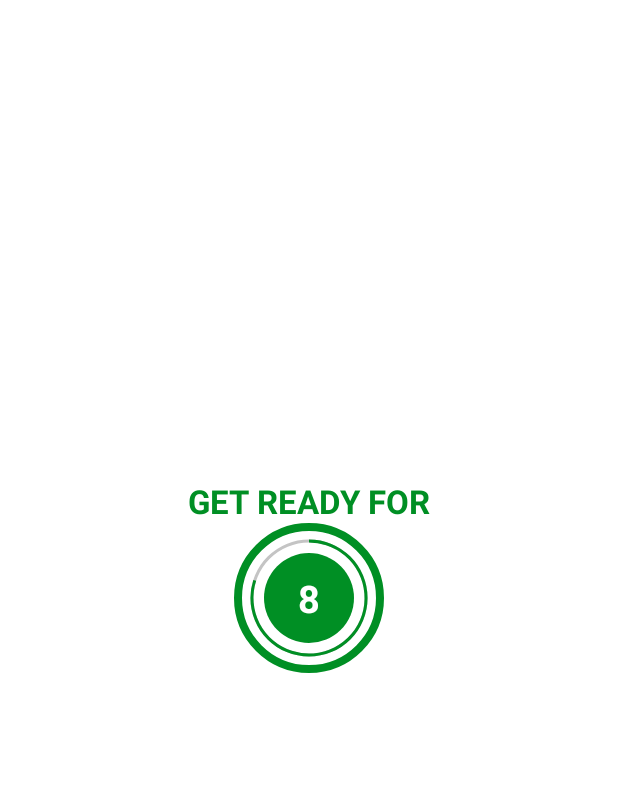
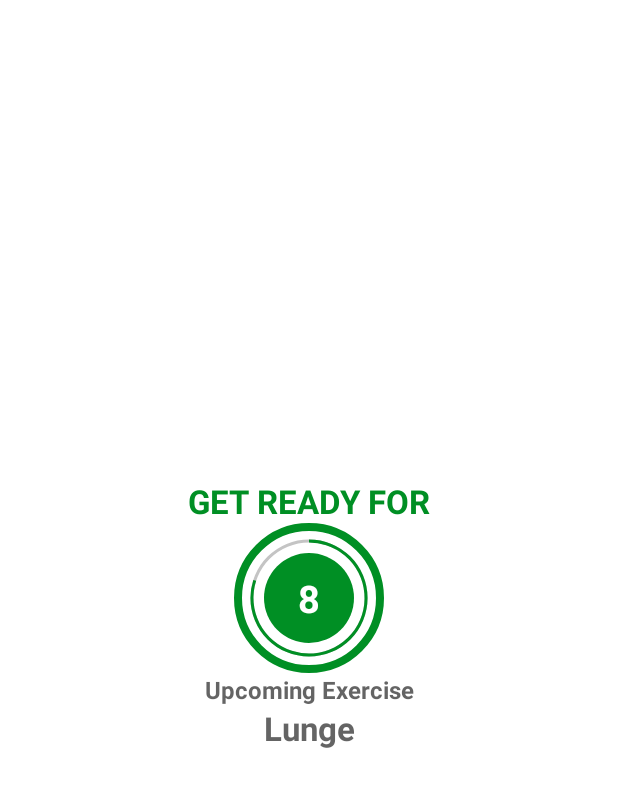
Before and after one commit to krishna723/7MinutesWorkout, an Android app: the ExerciseActivity screen opened directly, with no data from a screen before it, on a phone screen of 412 x 824 dp, the part 62-869 px from its top. Run offline under Robolectric (Android 15) with nearby library versions, the phone set to English and light mode, and no system bars.

Commit message:
new Change

```diff
--- /dev/null
+++ b/app/src/main/java/com/example/a7minutesworkout/Constants.kt
@@ -0,0 +1,86 @@
+package com.example.a7minutesworkout
+
+object Constants {
+
+    fun defaultExerciseList(): ArrayList<ExerciseModel>{
+
+        val exerciseList= ArrayList<ExerciseModel>()
+
+        val lunge= ExerciseModel(
+            1,
+            "Lunge",
+            R.drawable.lunge,
+            false,
+            false
+        )
+
+        exerciseList.add(lunge)
+
+        val plank= ExerciseModel(
+            2,
+            "Plank",
+            R.drawable.plank,
+            false,
+            false
+        )
+
+        exerciseList.add(plank)
+        val push_up= ExerciseModel(
+            3,
+            "Push Up",
+            R.drawable.push_up,
+            false,
+            false
+        )
+
+        exerciseList.add(push_up)
+
+        val side_plank= ExerciseModel(
+            4,
+            "Side Plank",
+            R.drawable.side_plank,
+            false,
+            false
+        )
+
+        exerciseList.add(side_plank)
+        val squat= ExerciseModel(
+            5,
+            "Squat",
+            R.drawable.squat,
+            false,
+            false
+        )
+
+        exerciseList.add(squat)
+        val step_up_onto_chair= ExerciseModel(
+            6,
+            "Step up onto Chair",
+            R.drawable.step_up_onto_chair,
+            false,
+            false
+        )
+
+        exerciseList.add(step_up_onto_chair)
+        val triceps_dip_on_chair= ExerciseModel(
+            7,
+            "Triceps Dip on Chair",
+            R.drawable.triceps_dip_on_chair,
+            false,
+            false
+        )
+
+        exerciseList.add(triceps_dip_on_chair)
+        val wall_sit= ExerciseModel(
+            8,
+            "Wall Sit",
+            R.drawable.wall_sit,
+            false,
+            false
+        )
+
+        exerciseList.add(wall_sit)
+
+        return exerciseList
+    }
+}
--- a/app/src/main/java/com/example/a7minutesworkout/ExerciseActivity.kt
+++ b/app/src/main/java/com/example/a7minutesworkout/ExerciseActivity.kt
@@ -16,6 +16,10 @@ class ExerciseActivity : AppCompatActivity() {
 
     private var exerciseTimer: CountDownTimer?= null
     private var exerciseProgress = 0
+
+    private var exerciseList: ArrayList<ExerciseModel>?=null
+    private var currentExercisePosition=-1
+
     override fun onCreate(savedInstanceState: Bundle?) {
         super.onCreate(savedInstanceState)
         binding= ActivityExerciseBinding.inflate(layoutInflater)
@@ -27,6 +31,8 @@ class ExerciseActivity : AppCompatActivity() {
         if (supportActionBar != null){
             supportActionBar?.setDisplayHomeAsUpEnabled(true)
         }
+
+        exerciseList=Constants.defaultExerciseList()
         binding?.toolbarExercise?.setNavigationOnClickListener{
             onBackPressed()
         }
@@ -36,20 +42,36 @@ class ExerciseActivity : AppCompatActivity() {
     }
 
     private fun setupRestView(){
+        binding?.flRestView?.visibility=View.VISIBLE
+        binding?.tvTitel?.visibility= View.VISIBLE
+        binding?.tvExerciseName?.visibility=View.INVISIBLE
+        binding?.flExerciseView?.visibility=View.INVISIBLE
+
+        binding?.ivImage?.visibility=View.INVISIBLE
+        binding?.tvUpcomingLable?.visibility=View.VISIBLE
+        binding?.tvUpComingExerciseName?.visibility=View.VISIBLE
         if (restTimer != null){
             restTimer?.cancel()
             restProgress=0
         }
+        binding?.tvUpComingExerciseName?.text=exerciseList!![currentExercisePosition+1].getName()
         setRestProgressBar()
     }
     private fun setupExerciseView(){
-        binding?.flProgressBar?.visibility=View.GONE
-        binding?.tvTitel?.text="Exercise Name"
+        binding?.flRestView?.visibility=View.INVISIBLE
+        binding?.tvTitel?.visibility= View.INVISIBLE
+        binding?.tvExerciseName?.visibility=View.VISIBLE
         binding?.flExerciseView?.visibility=View.VISIBLE
+        binding?.ivImage?.visibility=View.VISIBLE
+        binding?.tvUpcomingLable?.visibility=View.INVISIBLE
+        binding?.tvUpComingExerciseName?.visibility=View.INVISIBLE
         if (exerciseTimer != null){
             exerciseTimer?.cancel()
             exerciseProgress=0
         }
+
+        binding?.ivImage?.setImageResource(exerciseList!![currentExercisePosition].getImage())
+        binding?.tvExerciseName?.text=exerciseList!![currentExercisePosition].getName()
         setExerciseProgressBar()
     }
     private fun setRestProgressBar(){
@@ -63,6 +85,7 @@ class ExerciseActivity : AppCompatActivity() {
             }
 
             override fun onFinish() {
+                currentExercisePosition++
                 setupExerciseView()
             }
 
@@ -80,7 +103,11 @@ class ExerciseActivity : AppCompatActivity() {
             }
 
             override fun onFinish() {
-                Toast.makeText(this@ExerciseActivity,"Here now we will start the exercise.", Toast.LENGTH_LONG).show()
+                if(currentExercisePosition<exerciseList?.size!!-1){
+                    setupRestView()
+                }else{
+                    Toast.makeText(this@ExerciseActivity,"Congratulation! You have complete the 7 munites workout",Toast.LENGTH_LONG).show()
+                }
             }
 
         }.start()
--- /dev/null
+++ b/app/src/main/java/com/example/a7minutesworkout/ExerciseModel.kt
@@ -0,0 +1,41 @@
+package com.example.a7minutesworkout
+
+class ExerciseModel(
+
+    private var id: Int,
+    private var name:String,
+    private var image: Int,
+    private var isComplete: Boolean,
+    private var isSelected: Boolean
+){
+    fun getID(): Int{
+        return id
+    }
+    fun setID(id: Int){
+        this.id=id
+    }
+    fun getName(): String{
+        return name
+    }
+    fun setName(name: String){
+        this.name=name
+    }
+    fun getImage(): Int{
+        return image
+    }
+    fun setImage(image: Int){
+        this.image=image
+    }
+    fun getIsCompleted(): Boolean{
+        return isComplete
+    }
+    fun setIsCompleted(id: Int){
+        this.isComplete=isComplete
+    }
+    fun getIsSelected(): Boolean{
+        return isSelected
+    }
+    fun setIsSelected(id: Int){
+        this.isSelected=isSelected
+    }
+}
--- a/app/src/main/res/layout/activity_exercise.xml
+++ b/app/src/main/res/layout/activity_exercise.xml
@@ -25,7 +25,7 @@
         android:textColor="@color/colorAccent"
         android:textSize="22sp"
         android:textStyle="bold"
-        app:layout_constraintBottom_toTopOf="@+id/flProgressBar"
+        app:layout_constraintBottom_toTopOf="@+id/flRestView"
         app:layout_constraintEnd_toEndOf="parent"
         app:layout_constraintStart_toStartOf="parent" />
 
@@ -33,7 +33,7 @@
 
 
     <FrameLayout
-        android:id="@+id/flProgressBar"
+        android:id="@+id/flRestView"
         android:layout_width="100dp"
         android:layout_height="100dp"
         android:background="@drawable/item_circular_color_accenr_border"
@@ -73,6 +73,62 @@
 
         </LinearLayout>
     </FrameLayout>
+    <TextView
+        android:id="@+id/tvUpcomingLable"
+        android:layout_width="wrap_content"
+        android:layout_height="wrap_content"
+        android:text="Upcoming Exercise"
+        android:textColor="@color/colorPrimary"
+        android:visibility="invisible"
+        android:textSize="16dp"
+        android:textStyle="bold"
+        app:layout_constraintEnd_toEndOf="parent"
+        app:layout_constraintStart_toStartOf="parent"
+        app:layout_constraintTop_toBottomOf="@id/flRestView"
+        app:layout_constraintBottom_toTopOf="@+id/tvUpComingExerciseName"
+        />
+    <TextView
+        android:id="@+id/tvUpComingExerciseName"
+        android:layout_width="wrap_content"
+        android:layout_height="wrap_content"
+        android:text="Exercise Name"
+        android:textColor="@color/colorPrimary"
+        android:visibility="invisible"
+        android:textSize="22dp"
+        android:textStyle="bold"
+        app:layout_constraintEnd_toEndOf="parent"
+        app:layout_constraintStart_toStartOf="parent"
+        app:layout_constraintTop_toBottomOf="@id/tvUpcomingLable"
+
+        />
+
+
+    <ImageView
+        android:id="@+id/iv_image"
+        android:layout_width="match_parent"
+        android:layout_height="500dp"
+        android:scaleType="fitXY"
+        android:src="@drawable/lunge"
+        tools:src="@drawable/lunge"
+        android:visibility="invisible"
+        app:layout_constraintBottom_toTopOf="@+id/tvExerciseName"
+        app:layout_constraintTop_toBottomOf="@+id/toolbarExercise"
+        app:layout_constraintStart_toStartOf="parent"
+        app:layout_constraintEnd_toEndOf="parent"/>
+
+    <TextView
+        android:id="@+id/tvExerciseName"
+        android:layout_width="wrap_content"
+        android:layout_height="wrap_content"
+        android:text="Exercise Name"
+        android:textColor="@color/colorAccent"
+        android:visibility="invisible"
+        android:textSize="22dp"
+        android:textStyle="bold"
+        app:layout_constraintEnd_toEndOf="parent"
+        app:layout_constraintStart_toStartOf="parent"
+        app:layout_constraintTop_toBottomOf="@id/iv_image"/>
+
     <FrameLayout
         android:id="@+id/flExerciseView"
         android:layout_width="100dp"
@@ -83,7 +139,7 @@
         app:layout_constraintBottom_toBottomOf="parent"
         app:layout_constraintEnd_toEndOf="parent"
         app:layout_constraintStart_toStartOf="parent"
-        app:layout_constraintTop_toBottomOf="@+id/toolbarExercise" >
+        app:layout_constraintTop_toBottomOf="@+id/tvExerciseName" >
 
         <ProgressBar
             android:id="@+id/progressBarExercise"
@@ -120,4 +176,6 @@
 
 
 
+
+
 </androidx.constraintlayout.widget.ConstraintLayout>
```
Also changed, not shown: app/src/main/res/drawable/lunge.png (added), app/src/main/res/drawable/plank.png (added), app/src/main/res/drawable/push_up.png (added), app/src/main/res/drawable/side_plank.png (added), app/src/main/res/drawable/squat.png (added), app/src/main/res/drawable/step_up_onto_chair.png (added), app/src/main/res/drawable/triceps_dip_on_chair.png (added), app/src/main/res/drawable/wall_sit.png (added).
